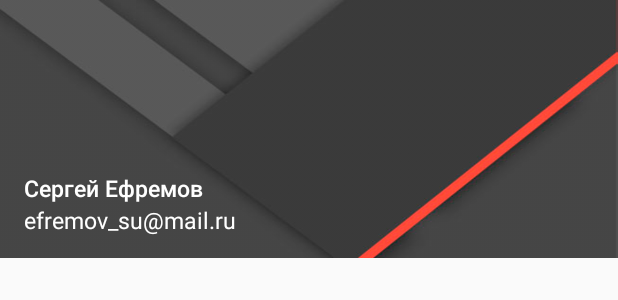
After one commit to mynog/DevIntensive, an Android app: the layout drawer_header.xml on its own in the app's theme, with its tools: preview values and no code run, on a phone screen of 412 x 824 dp. The commit adds this screen. Shown: the top 300 px of the screen. Run offline under Robolectric (Android 15) with nearby library versions, the phone set to English and light mode, and no system bars.

Commit message:
Add header

```diff
--- /dev/null
+++ b/app/src/main/res/layout/drawer_header.xml
@@ -0,0 +1,37 @@
+<?xml version="1.0" encoding="utf-8"?>
+<RelativeLayout xmlns:android="http://schemas.android.com/apk/res/android"
+    android:layout_width="match_parent"
+    android:layout_height="172dp"
+    android:background="@drawable/header_bg"
+    android:orientation="vertical"
+    android:paddingBottom="@dimen/size_small_8"
+    android:paddingLeft="@dimen/spacing_normal_16"
+    android:paddingRight="@dimen/spacing_normal_16"
+    android:paddingTop="@dimen/spacing_medial_24">
+
+    <ImageView
+        android:id="@+id/rounded_avatar"
+        android:layout_width="@dimen/size_medium_64"
+        android:layout_height="@dimen/size_medium_64"
+        android:layout_marginTop="@dimen/spacing_normal_16"
+        />
+
+    <LinearLayout
+        android:layout_width="match_parent"
+        android:layout_height="@dimen/size_medium_56"
+        android:layout_alignParentBottom="true"
+        android:gravity="center_vertical"
+        android:orientation="vertical">
+
+        <TextView
+            android:id="@+id/menu_userName_txt"
+            style="@style/navigation_bar_text.username"
+            android:text="@string/app_name"/>
+
+        <TextView
+            android:id="@+id/menu_userEmail_txt"
+            style="@style/navigation_bar_text.email"
+            android:text="@string/string_profile_email"/>
+    </LinearLayout>
+
+</RelativeLayout>
--- a/app/src/main/res/values-w820dp/dimens.xml
+++ b/app/src/main/res/values-w820dp/dimen.xml
@@ -1,5 +1,5 @@
 <resources>
-    <!-- Example customization of dimensions originally defined in res/values/dimens.xml
+    <!-- Example customization of dimensions originally defined in res/values/dimen.xml
          (such as screen margins) for screens with more than 820dp of available width. This
          would include 7" and 10" devices in landscape (~960dp and ~1280dp respectively). -->
     <dimen name="activity_horizontal_margin">64dp</dimen>
--- a/app/src/main/res/values/dimens.xml
+++ b/app/src/main/res/values/dimen.xml
@@ -4,6 +4,7 @@
 
     <!-- sizes -->
     <dimen name="size_separator_1">1dp</dimen>
+    <dimen name="size_small_8">8dp</dimen>
     <dimen name="size_small_24">24dp</dimen>
     <dimen name="size_normal_48">48dp</dimen>
     <dimen name="size_medium_56">56dp</dimen>
@@ -11,13 +12,13 @@
     <dimen name="size_large_72">72dp</dimen>
     <dimen name="size_large_80">80dp</dimen>
 
-    <!--font sizes-->
+    <!-- font sizes -->
     <dimen name="font_small_12">12sp</dimen>
     <dimen name="font_normal_15">15sp</dimen>
     <dimen name="font_large_18">18sp</dimen>
     <dimen name="font_larger_22">22sp</dimen>
 
-    <!--spaces-->
+    <!-- spaces -->
     <dimen name="spacing_very_small_4">4dp</dimen>
     <dimen name="spacing_small_8">8dp</dimen>
     <dimen name="spacing_normal_16">16dp</dimen>
@@ -27,7 +28,7 @@
     <dimen name="spacing_large_56">56dp</dimen>
     <dimen name="spacing_larger_72">72dp</dimen>
 
-    <!--margins-->
+    <!-- margins -->
     <dimen name="margin_smaller_8">8dp</dimen>
     <dimen name="margin_small_16">16dp</dimen>
     <dimen name="margin_normal_24">24dp</dimen>
@@ -37,7 +38,11 @@
     <dimen name="margin_large_72">72dp</dimen>
     <dimen name="margin_larger_80">80dp</dimen>
 
-    <!--lines-->
+    <!-- lines -->
     <dimen name="line_small">1dp</dimen>
 
+    <!-- other -->
+    <dimen name="profile_image_size">256dp</dimen>
+    <dimen name="toolbar_top_offset">0dp</dimen>
+
 </resources>
--- a/app/src/main/res/values/strings.xml
+++ b/app/src/main/res/values/strings.xml
@@ -10,5 +10,7 @@
     <string name="string_main_info_about_me">О себе</string>
     <string name="string_menu_my_team">Моя команда</string>
     <string name="string_menu_my_profile">Мой профиль</string>
+    <string name="string_profile_email">efremov_su@mail.ru</string>
+    <string name="string_profile_username">Сергей Ефремов</string>
 
 </resources>
--- a/app/src/main/res/values/styles.xml
+++ b/app/src/main/res/values/styles.xml
@@ -7,6 +7,11 @@
         <item name="colorPrimaryDark">@color/color_primary_dark</item>
         <item name="colorAccent">@color/color_accent</item>
     </style>
+
+
+    <style name="AppTheme.AppBarOverlay" parent="ThemeOverlay.AppCompat.Dark.ActionBar"/>
+
+    <style name="AppTheme.PopupOverlay" parent="ThemeOverlay.AppCompat.Light"/>
 
     <!-- Main user information -->
     <style name="main_info">
@@ -93,19 +98,36 @@
         <item name="android:background">@color/color_gray_light</item>
     </style>
 
-    <style name="Icon">
+    <style name="icon">
         <item name="android:layout_width">@dimen/size_small_24</item>
         <item name="android:layout_height">@dimen/size_small_24</item>
         <item name="android:layout_marginTop">@dimen/spacing_medial_24</item>
     </style>
 
-    <style name="Icon.Left" parent="Icon">
+    <style name="icon.left" parent="icon">
         <item name="android:layout_gravity">top|left</item>
         <item name="android:layout_marginLeft">@dimen/spacing_normal_16</item>
     </style>
 
-    <style name="Icon.Right" parent="Icon">
+    <style name="icon.right" parent="icon">
         <item name="android:layout_gravity">top|right</item>
         <item name="android:layout_marginRight">@dimen/spacing_medium_32</item>
     </style>
+
+    <style name="navigation_bar_text">
+        <item name="android:layout_width">match_parent</item>
+        <item name="android:layout_height">wrap_content</item>
+        <item name="android:textSize">@dimen/font_normal_15</item>
+        <item name="android:fontFamily">sans-serif-medium</item>
+    </style>
+
+    <style name="navigation_bar_text.username" parent="navigation_bar_text">
+        <item name="android:textColor">@color/color_white</item>
+    </style>
+
+    <style name="navigation_bar_text.email" parent="navigation_bar_text">
+        <item name="android:textColor">@color/color_white</item>
+        <item name="android:fontFamily">sans-serif-regular</item>
+    </style>
+
 </resources>
```
Also changed, not shown: app/src/main/res/layout/activity_main.xml (+60 -10 lines), app/src/main/res/drawable/header_bg.jpg (added), app/src/main/res/drawable/user_avatar_120x120.png (added), app/src/main/res/drawable/user_photo_768x512.jpg (added).
